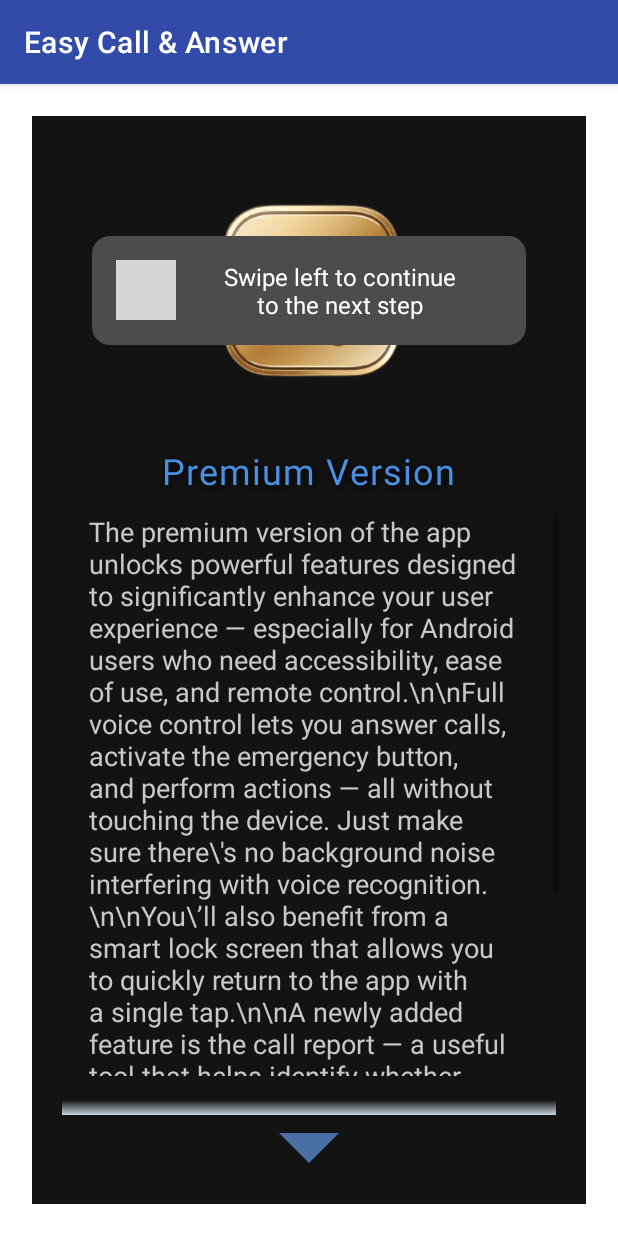
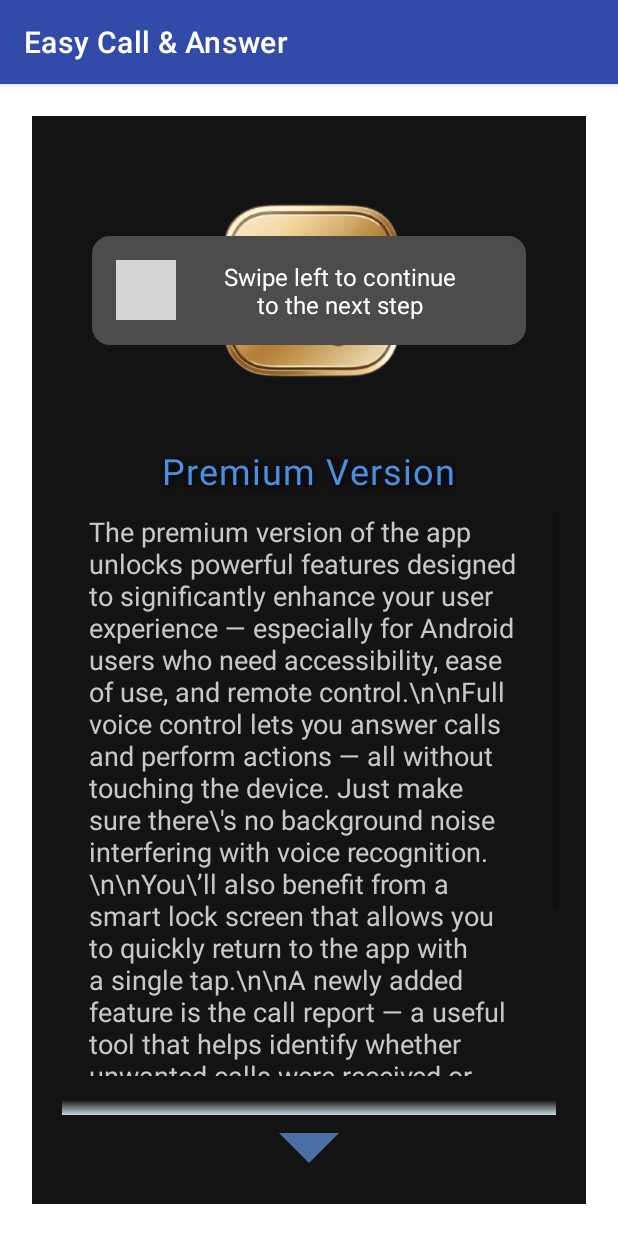
Before and after one commit to nirishere2000/simple-call, an Android app: the fragment PremiumTourFragment shown on its own in the app's theme, on a phone screen of 412 x 824 dp. Run offline under Robolectric (Android 15) with nearby library versions, the phone set to English and light mode, and no system bars; our stand-ins replace RxJava, Timber; grey boxes are pictures that could not be loaded.

Commit message:
Replacing Distress button with Quick Call

```diff
--- a/app/src/main/java/com/nirotem/simplecall/helpers/DistressButtonHelper.kt
+++ b/app/src/main/java/com/nirotem/simplecall/helpers/DistressButtonHelper.kt
@@ -249,7 +249,7 @@ object GeneralUtils {
         val existsDistressNumberForDistressButtonButWithoutPermission = (selectedPhoneItem != null) && (PermissionsStatus.callPhonePermissionGranted.value != true)
         if (existsDistressNumberForDistressButtonButWithoutPermission) {
             var toastMsg =
-                context.getString(R.string.phone_permission_required_for_distress_button)
+                context.getString(R.string.phone_permission_required_for_quick_call)
             //Snackbar.make(fragmentView, toastMsg, 8000).show()
             showLongSnackBar(context, toastMsg, null, anchorView)
         }
--- a/app/src/main/java/com/nirotem/simplecall/managers/DistressButtonManager.kt
+++ b/app/src/main/java/com/nirotem/simplecall/managers/DistressButtonManager.kt
@@ -55,7 +55,7 @@ object DistressButtonManager {
         emergencyJob = CoroutineScope(Dispatchers.Main).launch {
             while (shouldAlsoCallForHelp) {
                 if (!emergencyCallWasAnswered && OngoingCall.call == null && OutgoingCall.call == null) {
-                    TextToSpeechManager.speak(context.getString(R.string.distress_button_activated_help_is_needed_immediately_speech))
+                    TextToSpeechManager.speak(context.getString(R.string.quick_call_activated_voice_message_speech))
                 }
                 if (emergencyIsOn) {
                     delay(20_000) // 20 שניות
@@ -150,7 +150,7 @@ object DistressButtonManager {
                 emergencyButtonCancelBack?.visibility = VISIBLE
                 val distressCircle = activity.findViewById<FrameLayout>(R.id.distress_circle)
                 distressCircle?.visibility = VISIBLE
-                val toastMsg = context.getString(R.string.calling_emergency_number_tap_cancel_to_stop)
+                val toastMsg = context.getString(R.string.calling_quick_call_number_tap_cancel_to_stop)
                 displayedEmergencyMsg = showLongSnackBar(context, toastMsg, (((distressNumberOfSecsToCancel + 1) * 1000).toInt()))
 
                 val emergencyButtonText = activity.findViewById<TextView>(R.id.emergency_button_text)
@@ -203,7 +203,7 @@ object DistressButtonManager {
                 true
             )
         } else {
-            val toastMsg = context.getString(R.string.emergency_number_unavailable_try_gold_number)
+            val toastMsg = context.getString(R.string.quick_call_unavailable_try_gold_number)
             showLongSnackBar(context, toastMsg, 8000)
         }
     }
--- a/app/src/main/java/com/nirotem/simplecall/managers/VoiceManager.kt
+++ b/app/src/main/java/com/nirotem/simplecall/managers/VoiceManager.kt
@@ -72,7 +72,7 @@ object VoiceManager {
             com.nirotem.simplecall.helpers.SharedPreferencesCache.getDistressButtonVoiceCommand(view.context)
         if (voiceCommandDistressButton == null) {
             voiceCommandDistressButton =
-                view.context.getString(com.nirotem.simplecall.R.string.initial_voice_command_distress_button)
+                view.context.getString(com.nirotem.simplecall.R.string.initial_voice_command_quick_call)
         }
         commandDistressButtonTextView.text = view.context.getString(
             com.nirotem.simplecall.R.string.say_voice_command,
--- a/app/src/main/java/com/nirotem/simplecall/ui/tour/TourFragment.kt
+++ b/app/src/main/java/com/nirotem/simplecall/ui/tour/TourFragment.kt
@@ -724,7 +724,7 @@ class TourFragment : Fragment() {
 
             if (existsDistressNumberForDistressButtonButWithoutPermission) {
                 var toastMsg =
-                    getString(R.string.phone_permission_required_for_distress_button)
+                    getString(R.string.phone_permission_required_for_quick_call)
                 //Snackbar.make(fragmentView, toastMsg, 8000).show()
                 lastSnackbar =  showLongSnackBar(context, toastMsg, anchorView = requireView())
             }
--- a/app/src/main/java/com/nirotem/simplecall/ui/tourPremium/PremiumTourFragment.kt
+++ b/app/src/main/java/com/nirotem/simplecall/ui/tourPremium/PremiumTourFragment.kt
@@ -113,12 +113,12 @@ class PremiumTourFragment : Fragment() {
             steps = listOf(
                 TourStep("welcome",// key (should not be translated!)
                     getString(R.string.premium_tour_page_welcome_title),
-                    getString(R.string.premium_tour_page_welcome_text),
+                    getString(R.string.premium_tour_page_welcome_text_not_updated_must_fix),
                     R.drawable.goldnumbercall
                 ),
                 TourStep("distress",// key (should not be translated!)
-                    getString(R.string.premium_tour_page_distress_button_title),
-                    getString(R.string.premium_tour_page_distress_button_text),
+                    getString(R.string.premium_tour_page_quick_call_title),
+                    getString(R.string.premium_tour_page_quick_call_text),
                     null
                 ),
                 TourStep("lock",// key (should not be translated!)
@@ -128,7 +128,7 @@ class PremiumTourFragment : Fragment() {
                 ),
                 TourStep("voiceIntro",// key (should not be translated!)
                     getString(R.string.premium_tour_page_voice_title),
-                    getString(R.string.premium_tour_page_voice_text),
+                    getString(R.string.premium_tour_page_voice_text_not_updated_must_fix),
                     R.drawable.phonevoice
                 ),
                 TourStep("voice",// key (should be translated!)
@@ -137,8 +137,8 @@ class PremiumTourFragment : Fragment() {
                     null
                 )
               /*  TourStep("report", // key (should be translated!)
-                    getString(R.string.premium_tour_page_distress_button_title),
-                    getString(R.string.premium_tour_page_distress_button_text),
+                    getString(R.string.premium_tour_page_quick_call_title),
+                    getString(R.string.premium_tour_page_quick_call_text),
                     R.drawable.showonlockscreenpermission),*/
             )
 
--- a/app/src/main/res/layout-w600dp/activity_main.xml
+++ b/app/src/main/res/layout-w600dp/activity_main.xml
@@ -45,7 +45,7 @@ across the layout configurations
         <!-- שאר התוכן של המסך כאן -->
         <include
 
-            layout="@layout/distress_button_cancel"
+            layout="@layout/quick_call_button_cancel_layout"
             />
     </FrameLayout>
 
@@ -62,7 +62,7 @@ across the layout configurations
         <!-- שאר התוכן של המסך כאן -->
         <include
 
-            layout="@layout/distress_button"
+            layout="@layout/quick_call_button"
             />
     </FrameLayout>
 </FrameLayout>
--- a/app/src/main/res/layout-w600dp/app_bar_main.xml
+++ b/app/src/main/res/layout-w600dp/app_bar_main.xml
@@ -38,7 +38,7 @@
                 android:focusable="true">
 
                 <!-- תוכן מותאם אישית של לחצן המצוקה -->
-                <include layout="@layout/distress_button_small" />
+                <include layout="@layout/quick_call_button_small" />
             </FrameLayout>
 
             <ImageView
--- a/app/src/main/res/layout/activity_main.xml
+++ b/app/src/main/res/layout/activity_main.xml
@@ -52,7 +52,7 @@ across the layout configurations
         <!-- שאר התוכן של המסך כאן -->
         <include
 
-            layout="@layout/distress_button_cancel"
+            layout="@layout/quick_call_button_cancel_layout"
             />
     </FrameLayout>
 
@@ -69,7 +69,7 @@ across the layout configurations
         <!-- שאר התוכן של המסך כאן -->
         <include
 
-            layout="@layout/distress_button"
+            layout="@layout/quick_call_button"
             />
     </FrameLayout>
 </FrameLayout>
--- a/app/src/main/res/layout/app_bar_main.xml
+++ b/app/src/main/res/layout/app_bar_main.xml
@@ -47,7 +47,7 @@
                     android:focusable="true">
 
                     <!-- תוכן מותאם אישית של לחצן המצוקה -->
-                    <include layout="@layout/distress_button_small" />
+                    <include layout="@layout/quick_call_button_small" />
                 </FrameLayout>
 
                 <ImageView
--- a/app/src/main/res/layout/fragment_premium_settings.xml
+++ b/app/src/main/res/layout/fragment_premium_settings.xml
@@ -262,7 +262,7 @@
                             android:layout_height="wrap_content"
 
                             android:layout_weight="1"
-                            android:text="@string/settings_choose_distress_button_number"
+                            android:text="@string/settings_choose_quick_call_number"
                             android:textColor="#CBCBCE"
                             android:textSize="18sp"
                             android:textStyle="bold" />
--- a/app/src/main/res/layout/fragment_settings.xml
+++ b/app/src/main/res/layout/fragment_settings.xml
@@ -167,7 +167,7 @@
                             android:layout_height="wrap_content"
 
                             android:layout_weight="1"
-                            android:text="@string/settings_choose_distress_button_number"
+                            android:text="@string/settings_choose_quick_call_number"
                             android:textColor="#CBCBCE"
                             android:textSize="18sp"
                             android:textStyle="bold" />
--- a/app/src/main/res/layout/fragment_tour.xml
+++ b/app/src/main/res/layout/fragment_tour.xml
@@ -58,7 +58,7 @@
 
         <include
 
-            layout="@layout/distress_button_small"
+            layout="@layout/quick_call_button_small"
             />
     </LinearLayout>
 
--- a/app/src/main/res/layout/fragment_voice_commands.xml
+++ b/app/src/main/res/layout/fragment_voice_commands.xml
@@ -143,7 +143,7 @@
                 android:layout_width="wrap_content"
                 android:layout_height="wrap_content"
                 android:layout_marginTop="4dp"
-                android:text="@string/voice_command_distress_button"
+                android:text="@string/voice_command_quick_call"
                 android:textColor="#CCFFFFFF"
                 android:textSize="14sp" />
         </LinearLayout>
--- a/app/src/main/res/layout/item_premium_tour_step.xml
+++ b/app/src/main/res/layout/item_premium_tour_step.xml
@@ -41,7 +41,7 @@
 
             <include
 
-                layout="@layout/distress_button_small" />
+                layout="@layout/quick_call_button_small" />
         </LinearLayout>
     </LinearLayout>
 
--- a/app/src/main/res/layout/nav_header_main.xml
+++ b/app/src/main/res/layout/nav_header_main.xml
@@ -28,7 +28,7 @@
         android:focusable="true">
 
         <!-- תוכן מותאם אישית של לחצן המצוקה -->
-        <include layout="@layout/distress_button_small" />
+        <include layout="@layout/quick_call_button_small" />
     </FrameLayout>
 
     <TextView
--- a/app/src/main/res/layout/distress_button_cancel.xml
+++ b/app/src/main/res/layout/quick_call_button_cancel_layout.xml
@@ -1,6 +1,6 @@
 <?xml version="1.0" encoding="utf-8"?>
 <FrameLayout
-    android:id="@+id/distress_button_cancel"
+    android:id="@+id/quick_call_button_cancel_layout"
     xmlns:android="http://schemas.android.com/apk/res/android"
     android:layout_width="match_parent"
     android:layout_height="match_parent"
@@ -27,7 +27,7 @@
         android:autoSizeMinTextSize="12sp"
         android:autoSizeMaxTextSize="20sp"
         android:autoSizeStepGranularity="1sp"
-        android:text="@string/distress_button_cancel"
+        android:text="@string/quick_call_button_cancel"
         android:textSize="22sp"
         android:textColor="@android:color/white"
         android:textStyle="bold"/>
--- a/app/src/main/res/layout/distress_button_small.xml
+++ b/app/src/main/res/layout/quick_call_button_small.xml
@@ -25,7 +25,7 @@
         android:focusable="false"
 
         android:alpha="0.7"
-        android:text="@string/distress_button_permission_missing"
+        android:text="@string/permission_missing"
         android:textColor="@android:color/white"
         />
 
```
Also changed, not shown: app/src/main/java/com/nirotem/simplecall/ui/settings/SettingsFragment.kt (+4 -4 lines), app/src/main/res/values/strings.xml (+25 -25 lines), app/src/main/res/layout/quick_call_button.xml (renamed from app/src/main/res/layout/distress_button.xml), 14 other files.
